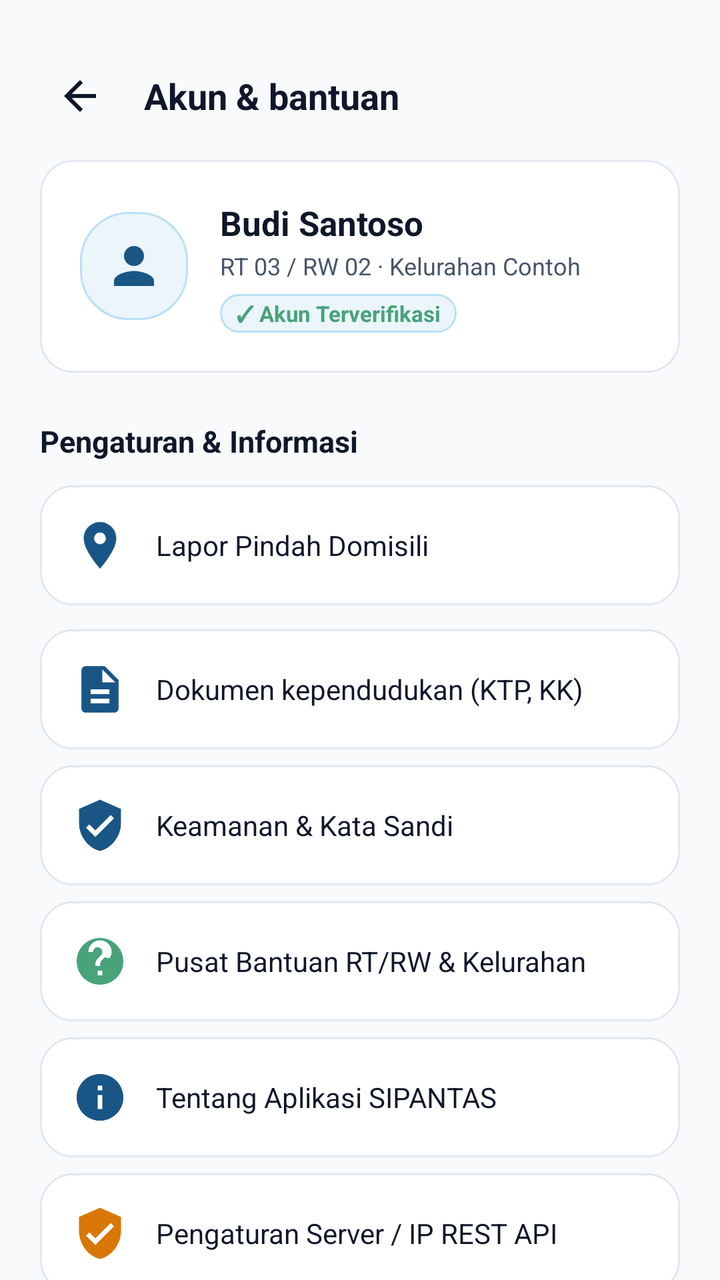
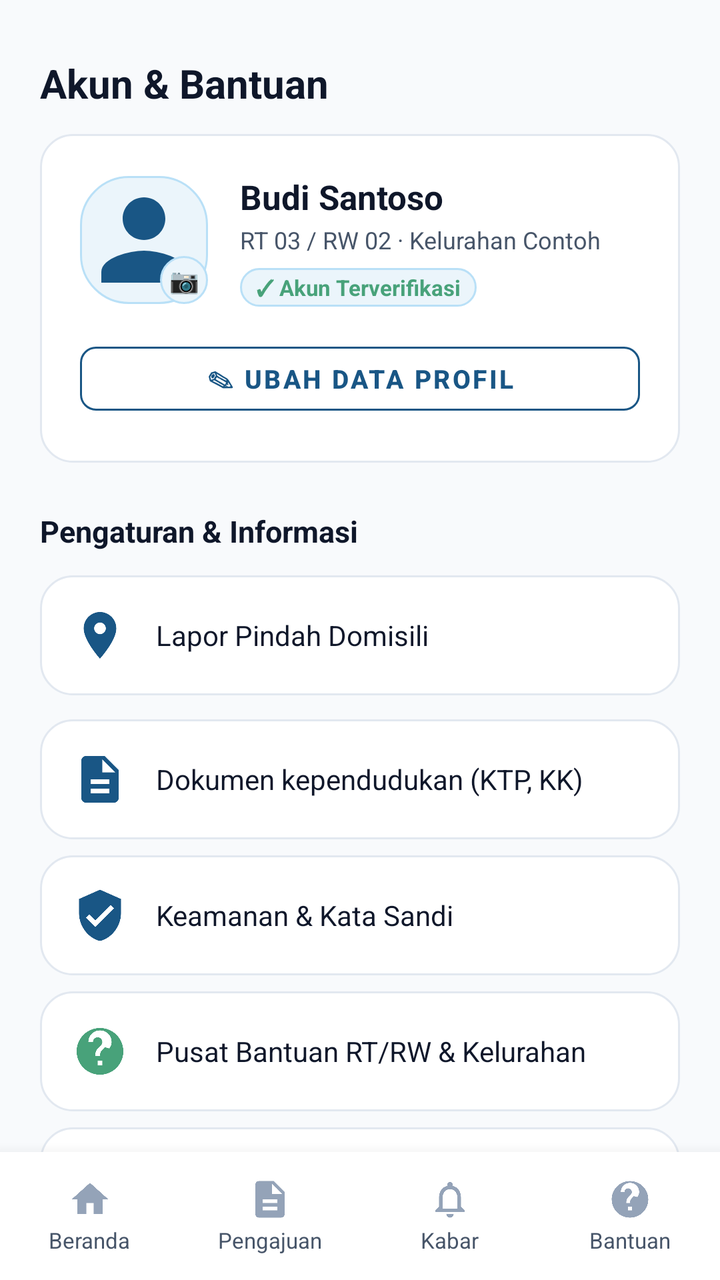

Before-and-after screenshots of an Android layout around one commit, followed by the original layout XML and the change that was made.
<!-- AndroidManifest.xml: application theme Theme.SIPANTAS -->
<!-- res/layout/activity_profile.xml -->
<?xml version="1.0" encoding="utf-8"?>
<androidx.constraintlayout.widget.ConstraintLayout xmlns:android="http://schemas.android.com/apk/res/android"
    xmlns:app="http://schemas.android.com/apk/res-auto"
    xmlns:tools="http://schemas.android.com/tools"
    android:id="@+id/profile_root"
    android:layout_width="match_parent"
    android:layout_height="match_parent"
    android:background="@color/bg_page"
    tools:context=".ProfileActivity">

    
    <LinearLayout
        android:id="@+id/header_bar"
        android:layout_width="match_parent"
        android:layout_height="wrap_content"
        android:gravity="center_vertical"
        android:orientation="horizontal"
        android:paddingHorizontal="20dp"
        android:paddingTop="28dp"
        android:paddingBottom="12dp"
        app:layout_constraintTop_toTopOf="parent">

        <ImageView
            android:id="@+id/btn_back"
            android:layout_width="40dp"
            android:layout_height="40dp"
            android:background="?attr/selectableItemBackgroundBorderless"
            android:contentDescription="Kembali"
            android:padding="8dp"
            android:src="@drawable/ic_arrow_back" />

        <TextView
            android:layout_width="0dp"
            android:layout_height="wrap_content"
            android:layout_marginStart="12dp"
            android:layout_weight="1"
            android:text="Akun &amp; bantuan"
            android:textColor="@color/text_primary"
            android:textSize="18sp"
            android:textStyle="bold" />
    </LinearLayout>

    <androidx.core.widget.NestedScrollView
        android:layout_width="match_parent"
        android:layout_height="0dp"
        android:fillViewport="true"
        app:layout_constraintBottom_toBottomOf="parent"
        app:layout_constraintTop_toBottomOf="@id/header_bar">

        <LinearLayout
            android:layout_width="match_parent"
            android:layout_height="wrap_content"
            android:orientation="vertical"
            android:paddingHorizontal="20dp"
            android:paddingBottom="36dp">

            
            <LinearLayout
                android:layout_width="match_parent"
                android:layout_height="wrap_content"
                android:background="@drawable/bg_rounded_card"
                android:gravity="center_vertical"
                android:orientation="horizontal"
                android:padding="20dp">

                <ImageView
                    android:layout_width="54dp"
                    android:layout_height="54dp"
                    android:background="@drawable/bg_role_chip"
                    android:padding="12dp"
                    android:src="@drawable/ic_person"
                    app:tint="@color/brand_primary" />

                <LinearLayout
                    android:layout_width="0dp"
                    android:layout_height="wrap_content"
                    android:layout_marginStart="16dp"
                    android:layout_weight="1"
                    android:orientation="vertical">

                    <TextView
                        android:id="@+id/tv_profile_name"
                        android:layout_width="wrap_content"
                        android:layout_height="wrap_content"
                        android:text="Budi Santoso"
                        android:textColor="@color/text_primary"
                        android:textSize="17sp"
                        android:textStyle="bold" />

                    <TextView
                        android:id="@+id/tv_profile_sub"
                        android:layout_width="wrap_content"
                        android:layout_height="wrap_content"
                        android:layout_marginTop="2dp"
                        android:text="RT 03 / RW 02 · Kelurahan Contoh"
                        android:textColor="@color/text_secondary"
                        android:textSize="12sp" />

                    <TextView
                        android:id="@+id/tv_profile_status_badge"
                        android:layout_width="wrap_content"
                        android:layout_height="wrap_content"
                        android:layout_marginTop="6dp"
                        android:background="@drawable/bg_role_chip"
                        android:paddingHorizontal="8dp"
                        android:paddingVertical="2dp"
                        android:text="✓ Akun Terverifikasi"
                        android:textColor="@color/brand_accent"
                        android:textSize="11sp"
                        android:textStyle="bold" />
                </LinearLayout>
            </LinearLayout>

            
            <TextView
                android:layout_width="wrap_content"
                android:layout_height="wrap_content"
                android:layout_marginTop="24dp"
                android:text="Pengaturan &amp; Informasi"
                android:textColor="@color/text_primary"
                android:textSize="15sp"
                android:textStyle="bold" />

            
            <LinearLayout
                android:id="@+id/menu_pindah_domisili"
                android:layout_width="match_parent"
                android:layout_height="wrap_content"
                android:layout_marginTop="12dp"
                android:background="@drawable/bg_rounded_card"
                android:clickable="true"
                android:focusable="true"
                android:gravity="center_vertical"
                android:orientation="horizontal"
                android:padding="16dp">

                <ImageView
                    android:layout_width="28dp"
                    android:layout_height="28dp"
                    android:src="@drawable/ic_location_pin"
                    app:tint="@color/brand_primary" />

                <TextView
                    android:layout_width="0dp"
                    android:layout_height="wrap_content"
                    android:layout_marginStart="14dp"
                    android:layout_weight="1"
                    android:text="Lapor Pindah Domisili"
                    android:textColor="@color/text_primary"
                    android:textSize="14sp" />
            </LinearLayout>

            
            <LinearLayout
                android:id="@+id/menu_verifikasi_warga"
                android:layout_width="match_parent"
                android:layout_height="wrap_content"
                android:layout_marginTop="8dp"
                android:background="@drawable/bg_rounded_card"
                android:clickable="true"
                android:focusable="true"
                android:gravity="center_vertical"
                android:orientation="horizontal"
                android:padding="16dp"
                android:visibility="gone">

                <ImageView
                    android:layout_width="28dp"
                    android:layout_height="28dp"
                    android:src="@drawable/ic_group"
                    app:tint="@color/status_pending" />

                <TextView
                    android:layout_width="0dp"
                    android:layout_height="wrap_content"
                    android:layout_marginStart="14dp"
                    android:layout_weight="1"
                    android:text="Verifikasi Warga Baru (RT/RW)"
                    android:textColor="@color/text_primary"
                    android:textSize="14sp"
                    android:textStyle="bold" />
            </LinearLayout>

            
            <LinearLayout
                android:id="@+id/menu_statistik_wilayah"
                android:layout_width="match_parent"
                android:layout_height="wrap_content"
                android:layout_marginTop="8dp"
                android:background="@drawable/bg_rounded_card"
                android:clickable="true"
                android:focusable="true"
                android:gravity="center_vertical"
                android:orientation="horizontal"
                android:padding="16dp"
                android:visibility="gone">

                <ImageView
                    android:layout_width="28dp"
                    android:layout_height="28dp"
                    android:src="@drawable/ic_account_balance"
                    app:tint="@color/brand_primary" />

                <TextView
                    android:layout_width="0dp"
                    android:layout_height="wrap_content"
                    android:layout_marginStart="14dp"
                    android:layout_weight="1"
                    android:text="Statistik &amp; Laporan Wilayah (Kecamatan)"
                    android:textColor="@color/text_primary"
                    android:textSize="14sp"
                    android:textStyle="bold" />
            </LinearLayout>

            
            <LinearLayout
                android:id="@+id/menu_documents"
                android:layout_width="match_parent"
                android:layout_height="wrap_content"
                android:layout_marginTop="12dp"
                android:background="@drawable/bg_rounded_card"
                android:clickable="true"
                android:focusable="true"
                android:gravity="center_vertical"
                android:orientation="horizontal"
                android:padding="16dp">

                <ImageView
                    android:layout_width="28dp"
                    android:layout_height="28dp"
                    android:src="@drawable/ic_document"
                    app:tint="@color/brand_primary" />

                <TextView
                    android:layout_width="0dp"
                    android:layout_height="wrap_content"
                    android:layout_marginStart="14dp"
                    android:layout_weight="1"
                    android:text="Dokumen kependudukan (KTP, KK)"
                    android:textColor="@color/text_primary"
                    android:textSize="14sp" />
            </LinearLayout>

            
            <LinearLayout
                android:id="@+id/menu_security"
                android:layout_width="match_parent"
                android:layout_height="wrap_content"
                android:layout_marginTop="8dp"
                android:background="@drawable/bg_rounded_card"
                android:clickable="true"
                android:focusable="true"
                android:gravity="center_vertical"
                android:orientation="horizontal"
                android:padding="16dp">

                <ImageView
                    android:layout_width="28dp"
                    android:layout_height="28dp"
                    android:src="@drawable/ic_shield_security"
                    app:tint="@color/brand_primary" />

                <TextView
                    android:layout_width="0dp"
                    android:layout_height="wrap_content"
                    android:layout_marginStart="14dp"
                    android:layout_weight="1"
                    android:text="Keamanan &amp; Kata Sandi"
                    android:textColor="@color/text_primary"
                    android:textSize="14sp" />
            </LinearLayout>

            
            <LinearLayout
                android:id="@+id/menu_support"
                android:layout_width="match_parent"
                android:layout_height="wrap_content"
                android:layout_marginTop="8dp"
                android:background="@drawable/bg_rounded_card"
                android:clickable="true"
                android:focusable="true"
                android:gravity="center_vertical"
                android:orientation="horizontal"
                android:padding="16dp">

                <ImageView
                    android:layout_width="28dp"
                    android:layout_height="28dp"
                    android:src="@drawable/ic_help_support"
                    app:tint="@color/brand_accent" />

                <TextView
                    android:layout_width="0dp"
                    android:layout_height="wrap_content"
                    android:layout_marginStart="14dp"
                    android:layout_weight="1"
                    android:text="Pusat Bantuan RT/RW &amp; Kelurahan"
                    android:textColor="@color/text_primary"
                    android:textSize="14sp" />
            </LinearLayout>

            
            <LinearLayout
                android:id="@+id/menu_about"
                android:layout_width="match_parent"
                android:layout_height="wrap_content"
                android:layout_marginTop="8dp"
                android:background="@drawable/bg_rounded_card"
                android:clickable="true"
                android:focusable="true"
                android:gravity="center_vertical"
                android:orientation="horizontal"
                android:padding="16dp">

                <ImageView
                    android:layout_width="28dp"
                    android:layout_height="28dp"
                    android:src="@drawable/ic_info"
                    app:tint="@color/brand_primary" />

                <TextView
                    android:layout_width="0dp"
                    android:layout_height="wrap_content"
                    android:layout_marginStart="14dp"
                    android:layout_weight="1"
                    android:text="Tentang Aplikasi SIPANTAS"
                    android:textColor="@color/text_primary"
                    android:textSize="14sp" />
            </LinearLayout>

            
            <LinearLayout
                android:id="@+id/menu_server_settings"
                android:layout_width="match_parent"
                android:layout_height="wrap_content"
                android:layout_marginTop="8dp"
                android:background="@drawable/bg_rounded_card"
                android:clickable="true"
                android:focusable="true"
                android:gravity="center_vertical"
                android:orientation="horizontal"
                android:padding="16dp">

                <ImageView
                    android:layout_width="28dp"
                    android:layout_height="28dp"
                    android:src="@drawable/ic_shield_security"
                    app:tint="@color/status_pending" />

                <TextView
                    android:layout_width="0dp"
                    android:layout_height="wrap_content"
                    android:layout_marginStart="14dp"
                    android:layout_weight="1"
                    android:text="Pengaturan Server / IP REST API"
                    android:textColor="@color/text_primary"
                    android:textSize="14sp" />
            </LinearLayout>

            
            <com.google.android.material.button.MaterialButton
                android:id="@+id/btn_logout"
                android:layout_width="match_parent"
                android:layout_height="52dp"
                android:layout_marginTop="36dp"
                android:backgroundTint="#FEE2E2"
                android:text="Keluar dari akun"
                android:textColor="#DC2626"
                android:textSize="14sp"
                android:textStyle="bold"
                app:cornerRadius="12dp" />

        </LinearLayout>
    </androidx.core.widget.NestedScrollView>

</androidx.constraintlayout.widget.ConstraintLayout>
<!-- resources referenced by this layout -->
<resources>
  <color name="bg_page">#F8FAFC</color>
  <color name="brand_accent">#48A27A</color>
  <color name="brand_primary">#195685</color>
  <color name="status_pending">#D97706</color>
  <color name="text_primary">#0F172A</color>
  <color name="text_secondary">#475569</color>
  <!-- drawable bg_role_chip (drawable) -->
  <?xml version="1.0" encoding="utf-8"?>
  <shape xmlns:android="http://schemas.android.com/apk/res/android"
      android:shape="rectangle">
      <solid android:color="@color/brand_primary_light" />
      <corners android:radius="24dp" />
      <stroke
          android:width="1dp"
          android:color="#B9E0F7" />
  </shape>
  <!-- drawable bg_rounded_card (drawable) -->
  <?xml version="1.0" encoding="utf-8"?>
  <shape xmlns:android="http://schemas.android.com/apk/res/android"
      android:shape="rectangle">
      <solid android:color="@color/card_bg" />
      <corners android:radius="16dp" />
      <stroke
          android:width="1dp"
          android:color="@color/card_border" />
  </shape>
  <!-- drawable ic_account_balance (drawable) -->
  <vector xmlns:android="http://schemas.android.com/apk/res/android"
      android:width="24dp"
      android:height="24dp"
      android:viewportWidth="24"
      android:viewportHeight="24">
    <path
        android:fillColor="@color/brand_primary"
        android:pathData="M4,10h3v7H4zM10.5,10h3v7h-3zM2,22h19v-3H2v3zm15,-12h3v7h-3zM11.5,1L2,6v2h19V6l-9.5,-5z"/>
  </vector>
  <!-- drawable ic_arrow_back (drawable) -->
  <vector xmlns:android="http://schemas.android.com/apk/res/android"
      android:width="24dp"
      android:height="24dp"
      android:viewportWidth="24"
      android:viewportHeight="24">
    <path
        android:fillColor="@color/text_primary"
        android:pathData="M20,11H7.83l5.59,-5.59L12,4l-8,8 8,8 1.41,-1.41L7.83,13H20v-2z"/>
  </vector>
  <!-- drawable ic_info (drawable) -->
  <vector xmlns:android="http://schemas.android.com/apk/res/android"
      android:width="24dp"
      android:height="24dp"
      android:viewportWidth="24"
      android:viewportHeight="24">
      <path
          android:fillColor="#FF195685"
          android:pathData="M12,2C6.48,2 2,6.48 2,12s4.48,10 10,10 10,-4.48 10,-10S17.52,2 12,2zM13,17h-2v-6h2v6zM13,9h-2V7h2v2z" />
  </vector>
  <!-- drawable ic_person (drawable) -->
  <vector xmlns:android="http://schemas.android.com/apk/res/android"
      android:width="24dp"
      android:height="24dp"
      android:viewportWidth="24"
      android:viewportHeight="24">
    <path
        android:fillColor="@color/brand_primary"
        android:pathData="M12,12c2.21,0 4,-1.79 4,-4s-1.79,-4 -4,-4 -4,1.79 -4,4 1.79,4 4,4zm0,2c-2.67,0 -8,1.34 -8,4v2h16v-2c0,-2.66 -5.33,-4 -8,-4z"/>
  </vector>
  <style name="Theme.SIPANTAS" parent="Base.Theme.SIPANTAS" />
  <color name="brand_primary_light">#EBF5FB</color>
  <color name="card_bg">#FFFFFFFF</color>
  <color name="card_border">#E2E8F0</color>
  <style name="Widget.SIPANTAS.Button.Text" parent="Widget.Material3.Button.TextButton">
          <item name="android:textColor">@color/brand_primary</item>
          <item name="rippleColor">@color/brand_primary_light</item>
      </style>
  <!-- unchanged entries left out for length: 6 -->
</resources>

<!-- the commit's change to res/layout/activity_profile.xml (unified diff, before → after) -->
@@ -20,23 +20,12 @@
         android:paddingBottom="12dp"
         app:layout_constraintTop_toTopOf="parent">
 
-        <ImageView
-            android:id="@+id/btn_back"
-            android:layout_width="40dp"
-            android:layout_height="40dp"
-            android:background="?attr/selectableItemBackgroundBorderless"
-            android:contentDescription="Kembali"
-            android:padding="8dp"
-            android:src="@drawable/ic_arrow_back" />
-
         <TextView
-            android:layout_width="0dp"
+            android:layout_width="wrap_content"
             android:layout_height="wrap_content"
-            android:layout_marginStart="12dp"
-            android:layout_weight="1"
-            android:text="Akun &amp; bantuan"
+            android:text="Akun &amp; Bantuan"
             android:textColor="@color/text_primary"
-            android:textSize="18sp"
+            android:textSize="20sp"
             android:textStyle="bold" />
     </LinearLayout>
 
@@ -44,7 +33,7 @@
         android:layout_width="match_parent"
         android:layout_height="0dp"
         android:fillViewport="true"
-        app:layout_constraintBottom_toBottomOf="parent"
+        app:layout_constraintBottom_toTopOf="@id/bottom_nav_bar"
         app:layout_constraintTop_toBottomOf="@id/header_bar">
 
         <LinearLayout
@@ -59,56 +48,96 @@
                 android:layout_width="match_parent"
                 android:layout_height="wrap_content"
                 android:background="@drawable/bg_rounded_card"
-                android:gravity="center_vertical"
-                android:orientation="horizontal"
+                android:orientation="vertical"
                 android:padding="20dp">
 
-                <ImageView
-                    android:layout_width="54dp"
-                    android:layout_height="54dp"
-                    android:background="@drawable/bg_role_chip"
-                    android:padding="12dp"
-                    android:src="@drawable/ic_person"
-                    app:tint="@color/brand_primary" />
-
                 <LinearLayout
-                    android:layout_width="0dp"
-                    android:layout_height="wrap_content"
-                    android:layout_marginStart="16dp"
-                    android:layout_weight="1"
-                    android:orientation="vertical">
-
-                    <TextView
-                        android:id="@+id/tv_profile_name"
-                        android:layout_width="wrap_content"
+                    android:layout_width="match_parent"
+                    android:layout_height="wrap_content"
+                    android:gravity="center_vertical"
+                    android:orientation="horizontal">
+
+                    
+                    <FrameLayout
+                        android:id="@+id/container_profile_avatar"
+                        android:layout_width="64dp"
+                        android:layout_height="64dp"
+                        android:clickable="true"
+                        android:focusable="true">
+
+                        <ImageView
+                            android:id="@+id/iv_profile_avatar"
+                            android:layout_width="64dp"
+                            android:layout_height="64dp"
+                            android:background="@drawable/bg_role_chip"
+                            android:scaleType="centerCrop"
+                            android:src="@drawable/ic_person"
+                            app:tint="@color/brand_primary" />
+
+                        <TextView
+                            android:id="@+id/btn_change_photo"
+                            android:layout_width="24dp"
+                            android:layout_height="24dp"
+                            android:layout_gravity="bottom|end"
+                            android:background="@drawable/bg_role_chip"
+                            android:gravity="center"
+                            android:text="📷"
+                            android:textSize="12sp" />
+                    </FrameLayout>
+
+                    <LinearLayout
+                        android:layout_width="0dp"
                         android:layout_height="wrap_content"
-                        android:text="Budi Santoso"
-                        android:textColor="@color/text_primary"
-                        android:textSize="17sp"
-                        android:textStyle="bold" />
-
-                    <TextView
-                        android:id="@+id/tv_profile_sub"
-                        android:layout_width="wrap_content"
-                        android:layout_height="wrap_content"
-                        android:layout_marginTop="2dp"
-                        android:text="RT 03 / RW 02 · Kelurahan Contoh"
-                        android:textColor="@color/text_secondary"
-                        android:textSize="12sp" />
-
-                    <TextView
-                        android:id="@+id/tv_profile_status_badge"
-                        android:layout_width="wrap_content"
-                        android:layout_height="wrap_content"
-                        android:layout_marginTop="6dp"
-                        android:background="@drawable/bg_role_chip"
-                        android:paddingHorizontal="8dp"
-                        android:paddingVertical="2dp"
-                        android:text="✓ Akun Terverifikasi"
-                        android:textColor="@color/brand_accent"
-                        android:textSize="11sp"
-                        android:textStyle="bold" />
+                        android:layout_marginStart="16dp"
+                        android:layout_weight="1"
+                        android:orientation="vertical">
+
+                        <TextView
+                            android:id="@+id/tv_profile_name"
+                            android:layout_width="wrap_content"
+                            android:layout_height="wrap_content"
+                            android:text="Budi Santoso"
+                            android:textColor="@color/text_primary"
+                            android:textSize="17sp"
+                            android:textStyle="bold" />
+
+                        <TextView
+                            android:id="@+id/tv_profile_sub"
+                            android:layout_width="wrap_content"
+                            android:layout_height="wrap_content"
+                            android:layout_marginTop="2dp"
+                            android:text="RT 03 / RW 02 · Kelurahan Contoh"
+                            android:textColor="@color/text_secondary"
+                            android:textSize="12sp" />
+
+                        <TextView
+                            android:id="@+id/tv_profile_status_badge"
+                            android:layout_width="wrap_content"
+                            android:layout_height="wrap_content"
+                            android:layout_marginTop="6dp"
+                            android:background="@drawable/bg_role_chip"
+                            android:paddingHorizontal="8dp"
+                            android:paddingVertical="2dp"
+                            android:text="✓ Akun Terverifikasi"
+                            android:textColor="@color/brand_accent"
+                            android:textSize="11sp"
+                            android:textStyle="bold" />
+                    </LinearLayout>
                 </LinearLayout>
+
+                
+                <com.google.android.material.button.MaterialButton
+                    android:id="@+id/btn_edit_profile"
+                    style="@style/Widget.MaterialComponents.Button.OutlinedButton"
+                    android:layout_width="match_parent"
+                    android:layout_height="44dp"
+                    android:layout_marginTop="14dp"
+                    android:text="✎ Ubah Data Profil"
+                    android:textColor="@color/brand_primary"
+                    android:textSize="13sp"
+                    android:textStyle="bold"
+                    app:cornerRadius="8dp"
+                    app:strokeColor="@color/brand_primary" />
             </LinearLayout>
 
             
@@ -373,4 +402,138 @@
         </LinearLayout>
     </androidx.core.widget.NestedScrollView>
 
+    <include
+        android:id="@+id/bottom_nav_bar"
+        layout="@layout/layout_bottom_nav"
+        android:layout_width="match_parent"
+        android:layout_height="64dp"
+        app:layout_constraintBottom_toBottomOf="parent"
+        app:layout_constraintEnd_toEndOf="parent"
+        app:layout_constraintStart_toStartOf="parent" />
+
 </androidx.constraintlayout.widget.ConstraintLayout>
+<!-- res/layout/layout_bottom_nav.xml (included above) -->
+<?xml version="1.0" encoding="utf-8"?>
+<LinearLayout xmlns:android="http://schemas.android.com/apk/res/android"
+    xmlns:app="http://schemas.android.com/apk/res-auto"
+    android:id="@+id/bottom_nav_bar"
+    android:layout_width="match_parent"
+    android:layout_height="64dp"
+    android:background="@color/card_bg"
+    android:elevation="12dp"
+    android:gravity="center_vertical"
+    android:orientation="horizontal">
+
+    
+    <LinearLayout
+        android:id="@+id/nav_beranda"
+        android:layout_width="0dp"
+        android:layout_height="match_parent"
+        android:layout_weight="1"
+        android:clickable="true"
+        android:focusable="true"
+        android:gravity="center"
+        android:orientation="vertical">
+
+        <ImageView
+            android:id="@+id/iv_nav_beranda"
+            android:layout_width="22dp"
+            android:layout_height="22dp"
+            android:src="@drawable/ic_home"
+            app:tint="@color/text_muted" />
+
+        <TextView
+            android:id="@+id/tv_nav_beranda"
+            android:layout_width="wrap_content"
+            android:layout_height="wrap_content"
+            android:layout_marginTop="2dp"
+            android:text="Beranda"
+            android:textColor="@color/text_secondary"
+            android:textSize="11sp" />
+    </LinearLayout>
+
+    
+    <LinearLayout
+        android:id="@+id/nav_pengajuan"
+        android:layout_width="0dp"
+        android:layout_height="match_parent"
+        android:layout_weight="1"
+        android:clickable="true"
+        android:focusable="true"
+        android:gravity="center"
+        android:orientation="vertical">
+
+        <ImageView
+            android:id="@+id/iv_nav_pengajuan"
+            android:layout_width="22dp"
+            android:layout_height="22dp"
+            android:src="@drawable/ic_document"
+            app:tint="@color/text_muted" />
+
+        <TextView
+            android:id="@+id/tv_nav_pengajuan"
+            android:layout_width="wrap_content"
+            android:layout_height="wrap_content"
+            android:layout_marginTop="2dp"
+            android:text="Pengajuan"
+            android:textColor="@color/text_secondary"
+            android:textSize="11sp" />
+    </LinearLayout>
+
+    
+    <LinearLayout
+        android:id="@+id/nav_kabar"
+        android:layout_width="0dp"
+        android:layout_height="match_parent"
+        android:layout_weight="1"
+        android:clickable="true"
+        android:focusable="true"
+        android:gravity="center"
+        android:orientation="vertical">
+
+        <ImageView
+            android:id="@+id/iv_nav_kabar"
+            android:layout_width="22dp"
+            android:layout_height="22dp"
+            android:src="@drawable/ic_notifications"
+            app:tint="@color/text_muted" />
+
+        <TextView
+            android:id="@+id/tv_nav_kabar"
+            android:layout_width="wrap_content"
+            android:layout_height="wrap_content"
+            android:layout_marginTop="2dp"
+            android:text="Kabar"
+            android:textColor="@color/text_secondary"
+            android:textSize="11sp" />
+    </LinearLayout>
+
+    
+    <LinearLayout
+        android:id="@+id/nav_bantuan"
+        android:layout_width="0dp"
+        android:layout_height="match_parent"
+        android:layout_weight="1"
+        android:clickable="true"
+        android:focusable="true"
+        android:gravity="center"
+        android:orientation="vertical">
+
+        <ImageView
+            android:id="@+id/iv_nav_bantuan"
+            android:layout_width="22dp"
+            android:layout_height="22dp"
+            android:src="@drawable/ic_help_support"
+            app:tint="@color/text_muted" />
+
+        <TextView
+            android:id="@+id/tv_nav_bantuan"
+            android:layout_width="wrap_content"
+            android:layout_height="wrap_content"
+            android:layout_marginTop="2dp"
+            android:text="Bantuan"
+            android:textColor="@color/text_secondary"
+            android:textSize="11sp" />
+    </LinearLayout>
+
+</LinearLayout>
<!-- resource entries referenced after the edit -->
@@ -4,6 +4,7 @@
   <color name="brand_accent">#48A27A</color>
   <color name="brand_primary">#195685</color>
   <color name="status_pending">#D97706</color>
+  <color name="text_muted">#94A3B8</color>
   <color name="text_primary">#0F172A</color>
   <color name="text_secondary">#475569</color>
   <!-- drawable bg_role_chip (drawable) -->
@@ -36,15 +37,15 @@
         android:fillColor="@color/brand_primary"
         android:pathData="M4,10h3v7H4zM10.5,10h3v7h-3zM2,22h19v-3H2v3zm15,-12h3v7h-3zM11.5,1L2,6v2h19V6l-9.5,-5z"/>
   </vector>
-  <!-- drawable ic_arrow_back (drawable) -->
+  <!-- drawable ic_home (drawable) -->
   <vector xmlns:android="http://schemas.android.com/apk/res/android"
       android:width="24dp"
       android:height="24dp"
       android:viewportWidth="24"
       android:viewportHeight="24">
     <path
-        android:fillColor="@color/text_primary"
-        android:pathData="M20,11H7.83l5.59,-5.59L12,4l-8,8 8,8 1.41,-1.41L7.83,13H20v-2z"/>
+        android:fillColor="@color/brand_primary"
+        android:pathData="M10,20v-6h4v6h5v-8h3L12,3 2,12h3v8z"/>
   </vector>
   <!-- drawable ic_info (drawable) -->
   <vector xmlns:android="http://schemas.android.com/apk/res/android"
@@ -55,6 +56,16 @@
       <path
           android:fillColor="#FF195685"
           android:pathData="M12,2C6.48,2 2,6.48 2,12s4.48,10 10,10 10,-4.48 10,-10S17.52,2 12,2zM13,17h-2v-6h2v6zM13,9h-2V7h2v2z" />
+  </vector>
+  <!-- drawable ic_notifications (drawable) -->
+  <vector xmlns:android="http://schemas.android.com/apk/res/android"
+      android:width="24dp"
+      android:height="24dp"
+      android:viewportWidth="24"
+      android:viewportHeight="24">
+    <path
+        android:fillColor="@color/text_muted"
+        android:pathData="M12,22c1.1,0 2,-0.9 2,-2h-4c0,1.1 0.9,2 2,2zm6,-6v-5c0,-3.07 -1.63,-5.64 -4.5,-6.32V4c0,-0.83 -0.67,-1.5 -1.5,-1.5s-1.5,0.67 -1.5,1.5v0.68C7.64,5.36 6,7.92 6,11v5l-2,2v1h16v-1l-2,-2zm-2,1H8v-6c0,-2.48 1.51,-4.5 4,-4.5s4,2.02 4,4.5v6z"/>
   </vector>
   <!-- drawable ic_person (drawable) -->
   <vector xmlns:android="http://schemas.android.com/apk/res/android"
